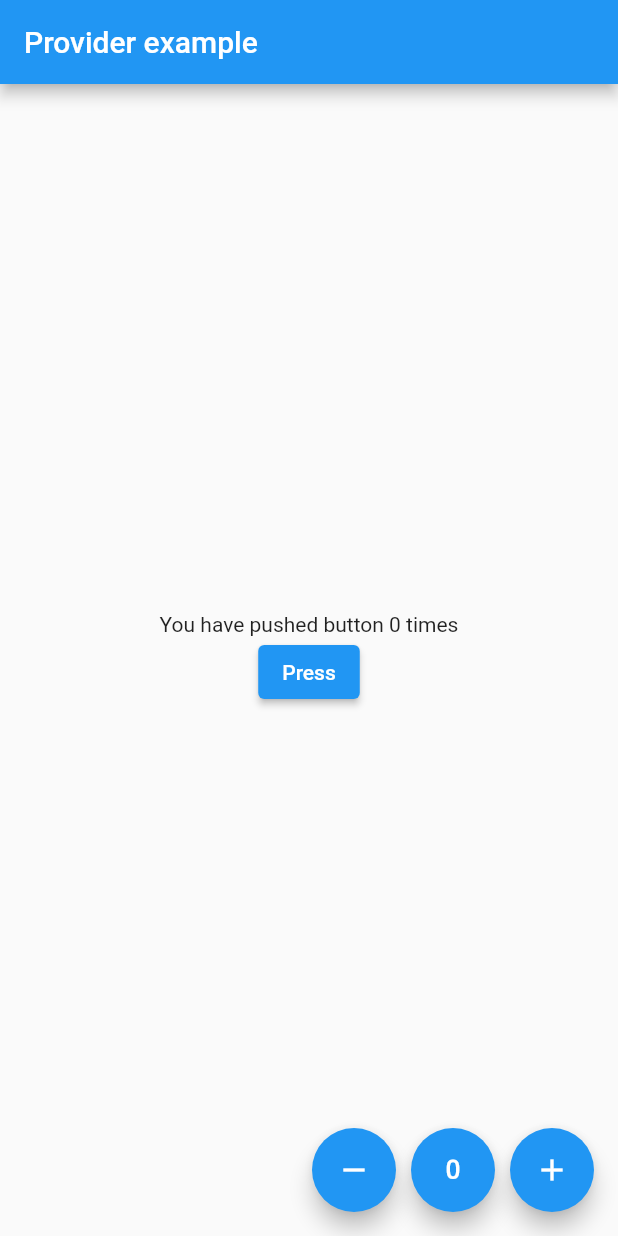
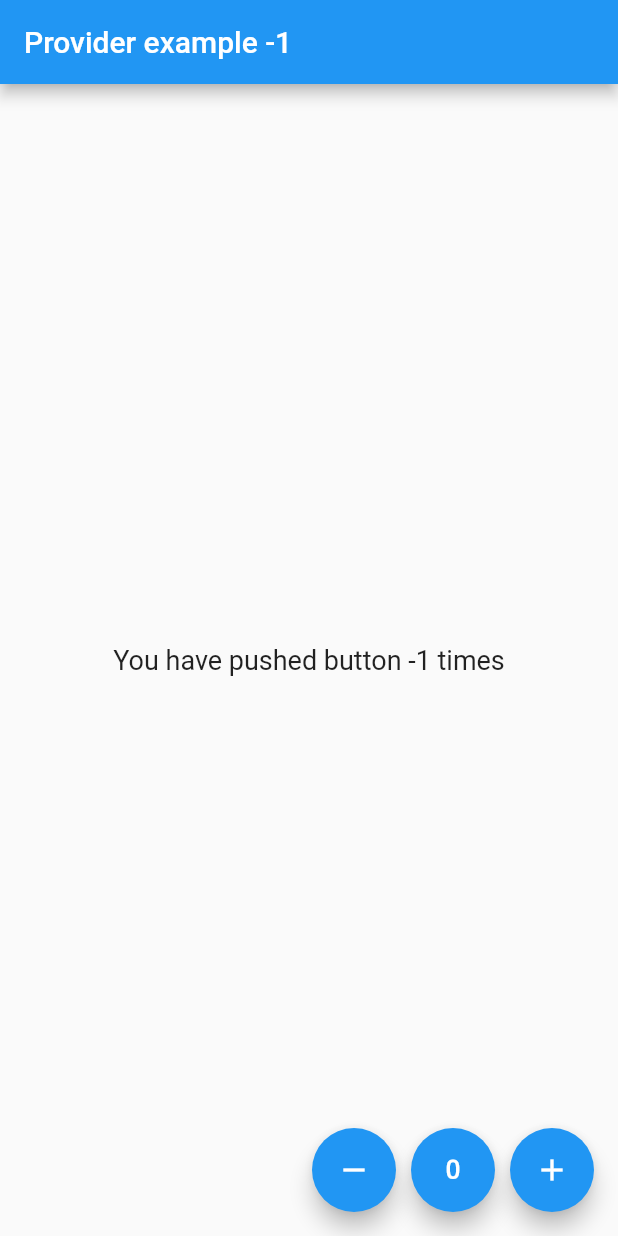
Before and after one commit to Junaed29/provider_exercise_1, a Flutter app: the screen it shows after launch, after a tap on the "remove" icon, on a phone screen of 412 x 824 dp. Run offline on Flutter 3.47's test engine with Material 2 defaults, Android fonts, the phone set to English and light mode, and no system bars.

Commit message:
Provider added for CounterModel class

```diff
--- a/lib/main.dart
+++ b/lib/main.dart
@@ -1,9 +1,15 @@
 import 'package:flutter/material.dart';
+import 'package:provider/provider.dart';
+import 'package:provider_exercise_1/provider/counter_provider.dart';
 import 'package:provider_exercise_1/screen/home_page.dart';
 import 'package:provider_exercise_1/screen/second_screen.dart';
 
 void main() {
-  runApp(MyApp());
+  runApp(
+    MultiProvider(providers: [
+      ChangeNotifierProvider(create: (_) => CounterModel()),
+    ], child: MyApp()),
+  );
 }
 
 class MyApp extends StatelessWidget {
--- /dev/null
+++ b/lib/provider/counter_provider.dart
@@ -0,0 +1,22 @@
+import 'package:flutter/cupertino.dart';
+
+class CounterModel extends ChangeNotifier {
+  int _count = 0;
+
+  int get count => _count;
+
+  void increment() {
+    _count++;
+    notifyListeners();
+  }
+
+  void decrement() {
+    _count--;
+    notifyListeners();
+  }
+
+  void reset() {
+    _count = 0;
+    notifyListeners();
+  }
+}
--- a/lib/screen/home_page.dart
+++ b/lib/screen/home_page.dart
@@ -1,4 +1,6 @@
 import 'package:flutter/material.dart';
+import 'package:provider/provider.dart';
+import 'package:provider_exercise_1/provider/counter_provider.dart';
 
 class HomePage extends StatelessWidget {
   const HomePage({Key? key}) : super(key: key);
@@ -7,18 +9,17 @@ class HomePage extends StatelessWidget {
   Widget build(BuildContext context) {
     return Scaffold(
       appBar: AppBar(
-        title: const Text("Provider example"),
+        title: Text("Provider example ${context.watch<CounterModel>().count}"),
       ),
       body: Center(
         child: Column(
           mainAxisAlignment: MainAxisAlignment.center,
           mainAxisSize: MainAxisSize.min,
           children: [
-            const Text("You have pushed button 0 times"),
-            ElevatedButton(
-              child: const Text("Press"),
-              onPressed: () {},
-            )
+            Text(
+              "You have pushed button ${context.watch<CounterModel>().count} times",
+              style: TextStyle(fontSize: 18),
+            ),
           ],
         ),
       ),
@@ -26,19 +27,25 @@ class HomePage extends StatelessWidget {
         mainAxisAlignment: MainAxisAlignment.end,
         children: [
           FloatingActionButton(
-            onPressed: () {},
+            onPressed: () {
+              context.read<CounterModel>().decrement();
+            },
             tooltip: "Decrement",
             child: const Icon(Icons.remove),
           ),
           const SizedBox(width: 10),
           FloatingActionButton(
-            onPressed: () {},
+            onPressed: () {
+              context.read<CounterModel>().reset();
+            },
             tooltip: "Reset",
             child: const Icon(Icons.exposure_zero),
           ),
           const SizedBox(width: 10),
           FloatingActionButton(
-            onPressed: () {},
+            onPressed: () {
+              context.read<CounterModel>().increment();
+            },
             tooltip: "Increment",
             child: const Icon(Icons.add),
           ),
```
